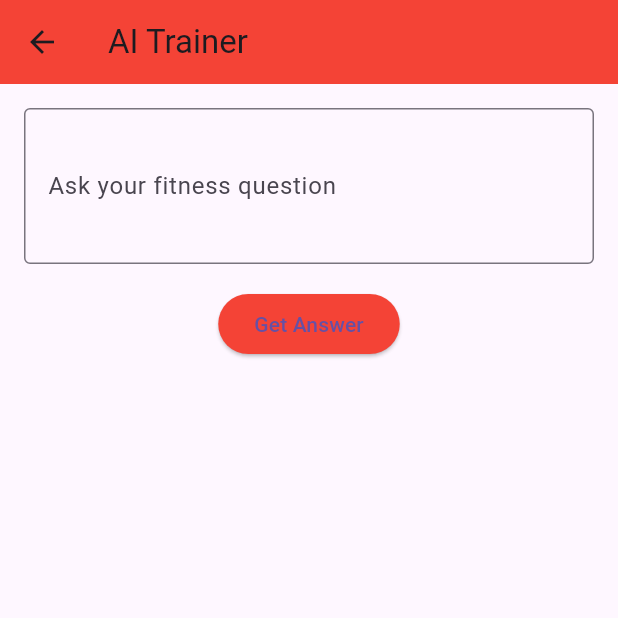
After one commit to gonzaleza61/wmftracker, a Flutter app: the screen it shows once a user with an empty profile is signed in, after a tap on an icon or button, on a phone screen of 412 x 824 dp, the top half of it. The commit adds this screen. Run offline on Flutter 3.47's test engine with Material 3 defaults, Android fonts, the light colour scheme and no system bars; our stand-ins replace firebase_auth, firebase_core, firebase_database, flutter_dotenv; accounts and stored records are empty; network calls fail.

Commit message:
ai trainer added

```diff
--- /dev/null
+++ b/weight_tracker/lib/config/secrets.dart
@@ -0,0 +1,5 @@
+import 'package:flutter_dotenv/flutter_dotenv.dart';
+
+class Secrets {
+  static String get openAIKey => dotenv.env['OPENAI_API_KEY'] ?? '';
+}
--- a/weight_tracker/lib/main.dart
+++ b/weight_tracker/lib/main.dart
@@ -4,11 +4,17 @@ import 'package:firebase_auth/firebase_auth.dart';
 import 'screens/home_screen.dart';
 import 'screens/fbauth_screen.dart';
 import 'firebase_options.dart';
+import 'package:flutter_dotenv/flutter_dotenv.dart';
 
 void main() async {
   WidgetsFlutterBinding.ensureInitialized();
-  await Firebase.initializeApp(
-      options: DefaultFirebaseOptions.currentPlatform); // Initialize Firebase
+  try {
+    await dotenv.load(fileName: ".env");
+  } catch (e) {
+    print("Error loading .env file: $e");
+    // Provide a default API key or handle the error appropriately
+  }
+  await Firebase.initializeApp(options: DefaultFirebaseOptions.currentPlatform);
   runApp(MyApp());
 }
 
--- /dev/null
+++ b/weight_tracker/lib/screens/ai_trainer.dart
@@ -0,0 +1,77 @@
+import 'package:flutter/material.dart';
+import '../services/chatgpt_service.dart';
+import '../config/secrets.dart';
+
+class AITrainerScreen extends StatefulWidget {
+  @override
+  _AITrainerScreenState createState() => _AITrainerScreenState();
+}
+
+class _AITrainerScreenState extends State<AITrainerScreen> {
+  final TextEditingController _promptController = TextEditingController();
+  String _response = '';
+  bool _isLoading = false;
+  final ChatGPTService _chatGPT = ChatGPTService(Secrets.openAIKey);
+
+  Future<void> _getResponse() async {
+    setState(() {
+      _isLoading = true;
+    });
+
+    try {
+      final response = await _chatGPT.generateResponse(_promptController.text);
+      setState(() {
+        _response = response;
+      });
+    } catch (e) {
+      ScaffoldMessenger.of(context).showSnackBar(
+        SnackBar(content: Text('Error: ${e.toString()}')),
+      );
+    } finally {
+      setState(() {
+        _isLoading = false;
+      });
+    }
+  }
+
+  @override
+  Widget build(BuildContext context) {
+    return Scaffold(
+      appBar: AppBar(
+        title: Text('AI Trainer'),
+        backgroundColor: Colors.red,
+      ),
+      body: Padding(
+        padding: EdgeInsets.all(16.0),
+        child: Column(
+          children: [
+            TextField(
+              controller: _promptController,
+              decoration: InputDecoration(
+                labelText: 'Ask your fitness question',
+                border: OutlineInputBorder(),
+              ),
+              maxLines: 3,
+            ),
+            SizedBox(height: 16),
+            ElevatedButton(
+              onPressed: _isLoading ? null : _getResponse,
+              child: _isLoading
+                  ? CircularProgressIndicator(color: Colors.white)
+                  : Text('Get Answer'),
+              style: ElevatedButton.styleFrom(
+                backgroundColor: Colors.red,
+              ),
+            ),
+            SizedBox(height: 16),
+            Expanded(
+              child: SingleChildScrollView(
+                child: Text(_response),
+              ),
+            ),
+          ],
+        ),
+      ),
+    );
+  }
+}
--- a/weight_tracker/lib/screens/home_screen.dart
+++ b/weight_tracker/lib/screens/home_screen.dart
@@ -4,6 +4,7 @@ import 'weight_tracker_screen.dart';
 import 'workout_tracker_screen.dart';
 import 'pr_tracker_screen.dart';
 import 'coming_soon_screen.dart';
+import 'ai_trainer.dart';
 
 class HomeScreen extends StatelessWidget {
   const HomeScreen({super.key});
@@ -185,10 +186,10 @@ class HomeScreen extends StatelessWidget {
                                         child: AspectRatio(
                                           aspectRatio: 1,
                                           child: DashboardButton(
-                                            title: 'EXERCISE\nLIBRARY',
+                                            title: 'AI\nTRAINER',
                                             icon: Icons.menu_book,
                                             onTap: () => _navigateTo(
-                                                context, ComingSoonScreen()),
+                                                context, AITrainerScreen()),
                                             fontSize: 14,
                                             iconSize: 30,
                                           ),
@@ -308,10 +309,10 @@ class HomeScreen extends StatelessWidget {
                                     SizedBox(width: 20),
                                     Expanded(
                                       child: DashboardButton(
-                                        title: 'EXERCISE\nLIBRARY',
+                                        title: 'AI\nTRAINER',
                                         icon: Icons.menu_book,
                                         onTap: () => _navigateTo(
-                                            context, ComingSoonScreen()),
+                                            context, AITrainerScreen()),
                                         fontSize: 14,
                                         iconSize: 30,
                                       ),
--- a/weight_tracker/lib/screens/pr_tracker_screen.dart
+++ b/weight_tracker/lib/screens/pr_tracker_screen.dart
@@ -324,6 +324,7 @@ class _PRTrackerScreenState extends State<PRTrackerScreen> {
             icon: Icon(Icons.logout, color: Colors.white),
             onPressed: () async {
               await FirebaseAuth.instance.signOut();
+              Navigator.of(context).popUntil((route) => route.isFirst);
             },
           ),
         ],
--- a/weight_tracker/pubspec.yaml
+++ b/weight_tracker/pubspec.yaml
@@ -47,6 +47,7 @@ dependencies:
   firebase_core: ^3.11.0
   google_sign_in: ^6.2.2
   firebase_database: ^11.3.2
+  flutter_dotenv: ^5.0.2
 dev_dependencies:
   flutter_test:
     sdk: flutter
@@ -73,6 +74,7 @@ flutter:
   #   - images/a_dot_burr.jpeg
   #   - images/a_dot_ham.jpeg
   assets:
+    - .env
     - lib/assets/
   # An image asset can refer to one or more resolution-specific "variants", see
   # https://flutter.dev/assets-and-images/#resolution-aware
```
Also changed, not shown: weight_tracker/lib/services/chatgpt_service.dart (added, +44 -0 lines), weight_tracker/pubspec.lock, 2 other files.
